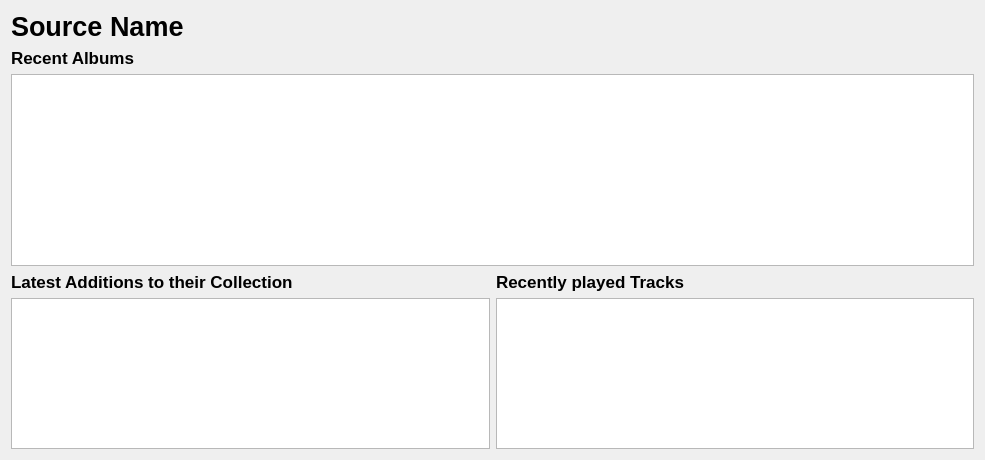
Above: src/libtomahawk/widgets/infowidgets/sourceinfowidget.ui from tomahawk-player/tomahawk before the change. Below: the same form after it.
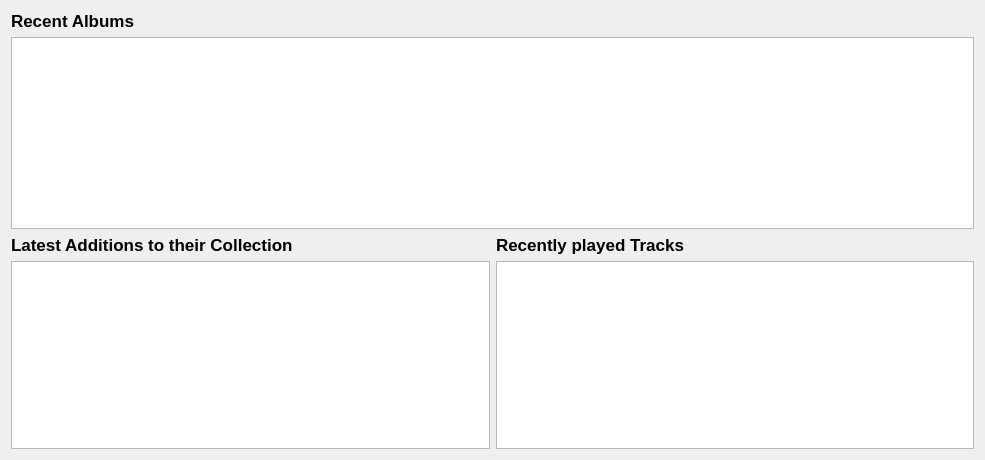
That is the form after the change. Custom widgets are drawn as their Qt base class.

Diff of the .ui file:
```diff
--- a/src/libtomahawk/widgets/infowidgets/sourceinfowidget.ui
+++ b/src/libtomahawk/widgets/infowidgets/sourceinfowidget.ui
@@ -11,23 +11,6 @@
    </rect>
   </property>
   <layout class="QVBoxLayout" name="verticalLayout_4">
-   <item>
-    <widget class="QLabel" name="sourceLabel">
-     <property name="font">
-      <font>
-       <pointsize>20</pointsize>
-       <weight>75</weight>
-       <bold>true</bold>
-      </font>
-     </property>
-     <property name="text">
-      <string>Source Name</string>
-     </property>
-     <property name="scaledContents">
-      <bool>false</bool>
-     </property>
-    </widget>
-   </item>
    <item>
     <layout class="QVBoxLayout" name="verticalLayout">
      <item>
```
